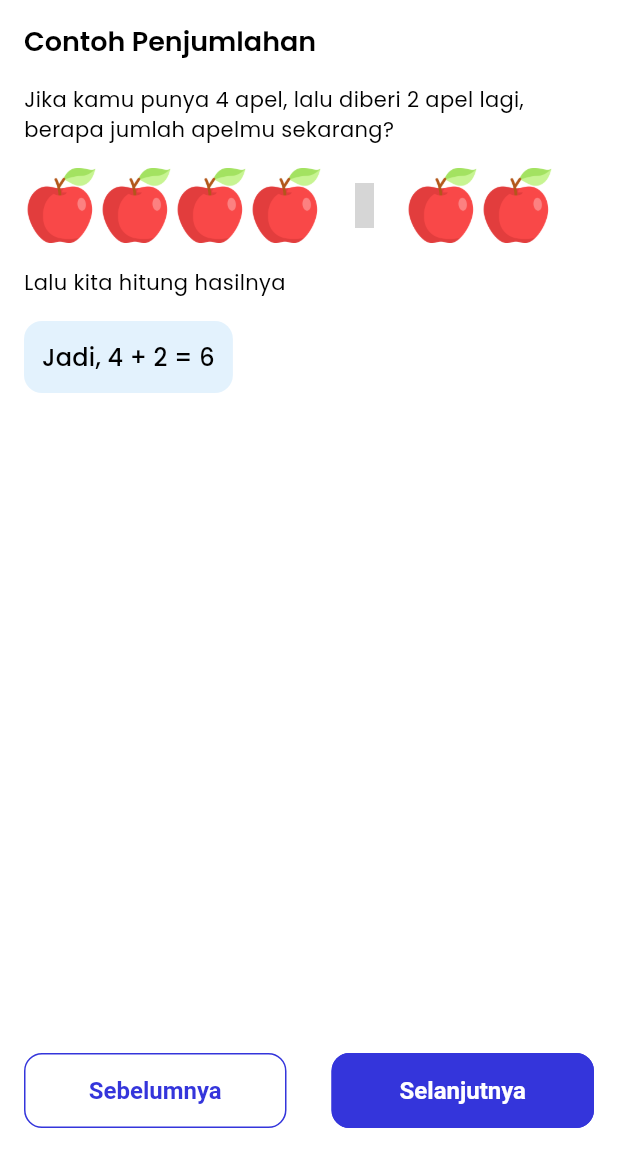
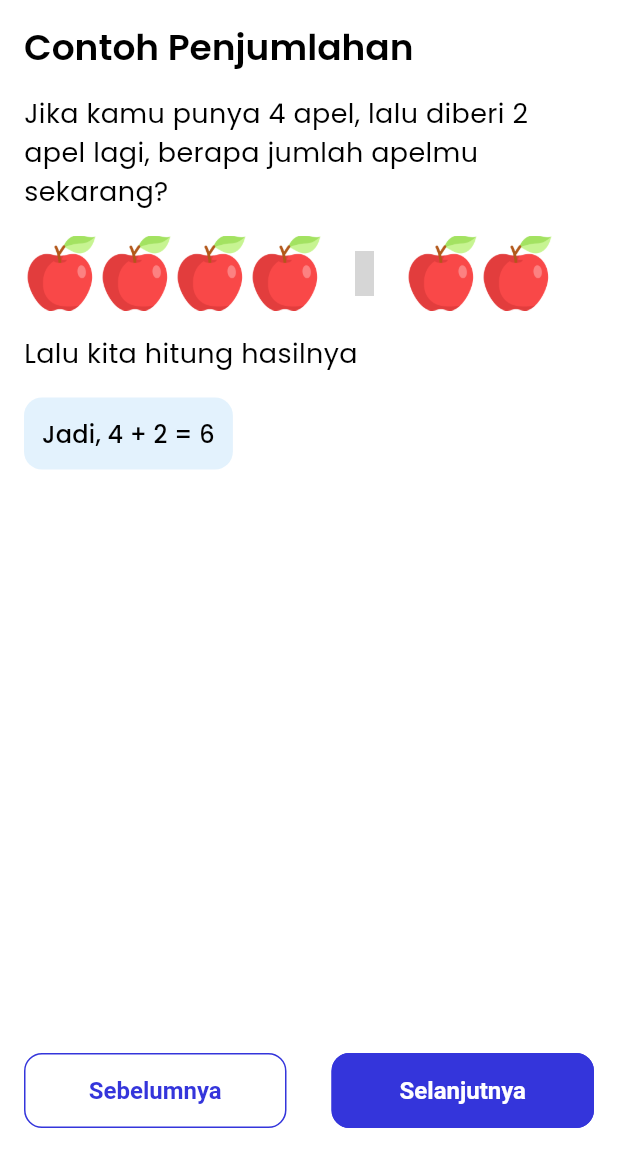
Before and after one commit to penhele/math-application, a Flutter app: the CourseScreen screen opened directly with empty values, after a tap on "Selanjutnya", on a phone screen of 412 x 824 dp, the part 84-1236 px from its top. Run offline on Flutter 3.47's test engine with Material 3 defaults, Android fonts, the light colour scheme and no system bars; our stand-ins replace awesome_dialog, flutter_switch, get, iconsax, lottie, shared_preferences; accounts and stored records are empty; grey boxes are pictures that could not be loaded.

```diff
--- a/lib/ui/course/course_controller.dart
+++ b/lib/ui/course/course_controller.dart
@@ -20,7 +20,7 @@ class CourseController extends GetxController {
   void nextPage() {
     if (currentPage.value < totalPages - 1) {
       pageController.nextPage(
-        duration: Duration(milliseconds: 300),
+        duration: const Duration(milliseconds: 300),
         curve: Curves.ease,
       );
     }
@@ -29,7 +29,7 @@ class CourseController extends GetxController {
   void previousPage() {
     if (currentPage.value > 0) {
       pageController.previousPage(
-        duration: Duration(milliseconds: 300),
+        duration: const Duration(milliseconds: 300),
         curve: Curves.ease,
       );
     }
--- a/lib/ui/course/course_page.dart
+++ b/lib/ui/course/course_page.dart
@@ -16,7 +16,7 @@ class MCoursePage extends StatelessWidget {
         crossAxisAlignment: CrossAxisAlignment.start,
         children: [
           MSectionHeading(title: title),
-          SizedBox(height: MSizes.spaceBtwItems),
+          const SizedBox(height: MSizes.spaceBtwItems),
           Text(
             'Pertambahan adalah menjumlahkan dua atau lebih angka menjadi satu hasil. Kita bisa menggunakan tanda tambah (+) untuk menghitung pertambahan.',
             style: Theme.of(context).textTheme.bodyMedium,
--- a/lib/ui/course/example/example.dart
+++ b/lib/ui/course/example/example.dart
@@ -44,13 +44,13 @@ class ExamplePage extends StatelessWidget {
     Icon getOperationIcon(OperationType op) {
       switch (op) {
         case OperationType.addition:
-          return Icon(Iconsax.add, size: 30);
+          return const Icon(Iconsax.add, size: 30);
         case OperationType.subtraction:
-          return Icon(Iconsax.minus, size: 30);
+          return const Icon(Iconsax.minus, size: 30);
         case OperationType.multiplication:
-          return Icon(Icons.close, size: 30);
+          return const Icon(Icons.close, size: 30);
         case OperationType.division:
-          return Icon(Icons.percent, size: 30);
+          return const Icon(Icons.percent, size: 30);
       }
     }
 
@@ -69,31 +69,41 @@ class ExamplePage extends StatelessWidget {
 
     return Scaffold(
       body: Padding(
-        padding: EdgeInsets.all(MSizes.paddingAll),
+        padding: const EdgeInsets.all(MSizes.paddingAll),
         child: Column(
           crossAxisAlignment: CrossAxisAlignment.start,
           children: [
             MSectionHeading(title: getTitle(operation)),
-            SizedBox(height: MSizes.spaceBtwItems),
+            const SizedBox(height: MSizes.spaceBtwItems),
 
-            Text(getQuestion(operation)),
-            SizedBox(height: MSizes.spaceBtwItems),
+            Text(
+              getQuestion(operation),
+              style: Theme.of(
+                context,
+              ).textTheme.bodyMedium!.copyWith(fontSize: 18),
+            ),
+            const SizedBox(height: MSizes.spaceBtwItems),
 
             Row(
               children: [
                 for (int i = 0; i < a; i++)
                   Image.asset('assets/images/apple.png', height: 50),
-                SizedBox(width: MSizes.spaceBtwMenu),
+                const SizedBox(width: MSizes.spaceBtwMenu),
                 getOperationIcon(operation),
-                SizedBox(width: MSizes.spaceBtwMenu),
+                const SizedBox(width: MSizes.spaceBtwMenu),
                 for (int i = 0; i < b; i++)
                   Image.asset('assets/images/apple.png', height: 50),
               ],
             ),
-            SizedBox(height: MSizes.spaceBtwItems),
+            const SizedBox(height: MSizes.spaceBtwItems),
 
-            Text('Lalu kita hitung hasilnya'),
-            SizedBox(height: MSizes.spaceBtwItems),
+            Text(
+              'Lalu kita hitung hasilnya',
+              style: Theme.of(
+                context,
+              ).textTheme.bodyMedium!.copyWith(fontSize: 18),
+            ),
+            const SizedBox(height: MSizes.spaceBtwItems),
 
             Container(
               padding: const EdgeInsets.all(12),
--- a/lib/ui/course/intro/intro.dart
+++ b/lib/ui/course/intro/intro.dart
@@ -46,7 +46,9 @@ class IntroPage extends StatelessWidget {
           const SizedBox(height: MSizes.spaceBtwItems),
           Text(
             getContent(operation),
-            style: Theme.of(context).textTheme.bodyMedium,
+            style: Theme.of(
+              context,
+            ).textTheme.bodyMedium!.copyWith(fontSize: 18),
           ),
         ],
       ),
--- a/lib/ui/widget/section_heading.dart
+++ b/lib/ui/widget/section_heading.dart
@@ -7,6 +7,6 @@ class MSectionHeading extends StatelessWidget {
 
   @override
   Widget build(BuildContext context) {
-    return Text(title, style: Theme.of(context).textTheme.headlineSmall);
+    return Text(title, style: Theme.of(context).textTheme.headlineMedium);
   }
 }
--- a/lib/utils/constant/colors.dart
+++ b/lib/utils/constant/colors.dart
@@ -15,4 +15,8 @@ class MColors {
 
   static const Color darkerGrey = Color(0xFF4F4F4F);
   static const Color grey = Colors.grey;
+
+  static const Color correct = Color(0xFF28A745);
+  static const Color wrong = Color(0xFFDC3545);
+  static const Color warning = Color(0xFFFFC107);
 }
--- a/lib/utils/helper/loaders.dart
+++ b/lib/utils/helper/loaders.dart
@@ -12,7 +12,7 @@ class TLoaders {
       isDismissible: true,
       shouldIconPulse: true,
       colorText: MColors.white,
-      backgroundColor: MColors.primary,
+      backgroundColor: MColors.correct,
       snackPosition: SnackPosition.BOTTOM,
       duration: Duration(seconds: duration),
       margin: const EdgeInsets.all(10),
@@ -27,7 +27,7 @@ class TLoaders {
       isDismissible: true,
       shouldIconPulse: true,
       colorText: MColors.white,
-      backgroundColor: Colors.red.shade600,
+      backgroundColor: MColors.wrong,
       snackPosition: SnackPosition.BOTTOM,
       duration: Duration(seconds: duration),
       margin: const EdgeInsets.all(10),
```
Also changed, not shown: lib/ui/course/exercise/exercise.dart (+23 -13 lines), lib/ui/profile/profile.dart (+10 -2 lines), lib/ui/widget/quiz_container.dart (+4 -4 lines).
